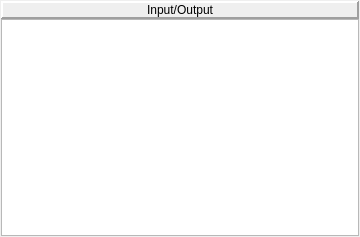
First picture: the form in terminalpane.ui, repository WarlockD/pep8-1, before the edit.
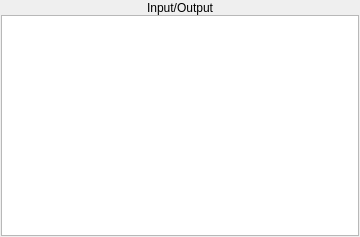
Second picture: the form after the edit.

Commit message:
Highlighting works now! I changed the look and feel of the app a little bit (labels are no longer in raised panels) to see how it would look, and I think it's rather aesthetic.
Anyhow, see how you like it, we can always change it back.

Also changed the font size of the memory dump pane to be smaller.

One thing I noticed about the memory dump pane is that we ought to save
the position of the scroll bar, and make it so it doesn't go to the top
after a refresh.

The edit to the form file:
```diff
--- a/terminalpane.ui
+++ b/terminalpane.ui
@@ -35,14 +35,78 @@
    </item>
    <item row="0" column="0">
     <widget class="QLabel" name="pepTerminalLabel">
+     <property name="palette">
+      <palette>
+       <active>
+        <colorrole role="Base">
+         <brush brushstyle="SolidPattern">
+          <color alpha="255">
+           <red>255</red>
+           <green>255</green>
+           <blue>255</blue>
+          </color>
+         </brush>
+        </colorrole>
+        <colorrole role="Window">
+         <brush brushstyle="SolidPattern">
+          <color alpha="255">
+           <red>104</red>
+           <green>173</green>
+           <blue>245</blue>
+          </color>
+         </brush>
+        </colorrole>
+       </active>
+       <inactive>
+        <colorrole role="Base">
+         <brush brushstyle="SolidPattern">
+          <color alpha="255">
+           <red>255</red>
+           <green>255</green>
+           <blue>255</blue>
+          </color>
+         </brush>
+        </colorrole>
+        <colorrole role="Window">
+         <brush brushstyle="SolidPattern">
+          <color alpha="255">
+           <red>104</red>
+           <green>173</green>
+           <blue>245</blue>
+          </color>
+         </brush>
+        </colorrole>
+       </inactive>
+       <disabled>
+        <colorrole role="Base">
+         <brush brushstyle="SolidPattern">
+          <color alpha="255">
+           <red>104</red>
+           <green>173</green>
+           <blue>245</blue>
+          </color>
+         </brush>
+        </colorrole>
+        <colorrole role="Window">
+         <brush brushstyle="SolidPattern">
+          <color alpha="255">
+           <red>104</red>
+           <green>173</green>
+           <blue>245</blue>
+          </color>
+         </brush>
+        </colorrole>
+       </disabled>
+      </palette>
+     </property>
      <property name="frameShape">
       <enum>QFrame::Panel</enum>
      </property>
      <property name="frameShadow">
-      <enum>QFrame::Raised</enum>
+      <enum>QFrame::Plain</enum>
      </property>
      <property name="lineWidth">
-      <number>2</number>
+      <number>0</number>
      </property>
      <property name="text">
       <string>Input/Output</string>
```
The commit also changes 31 other files.
